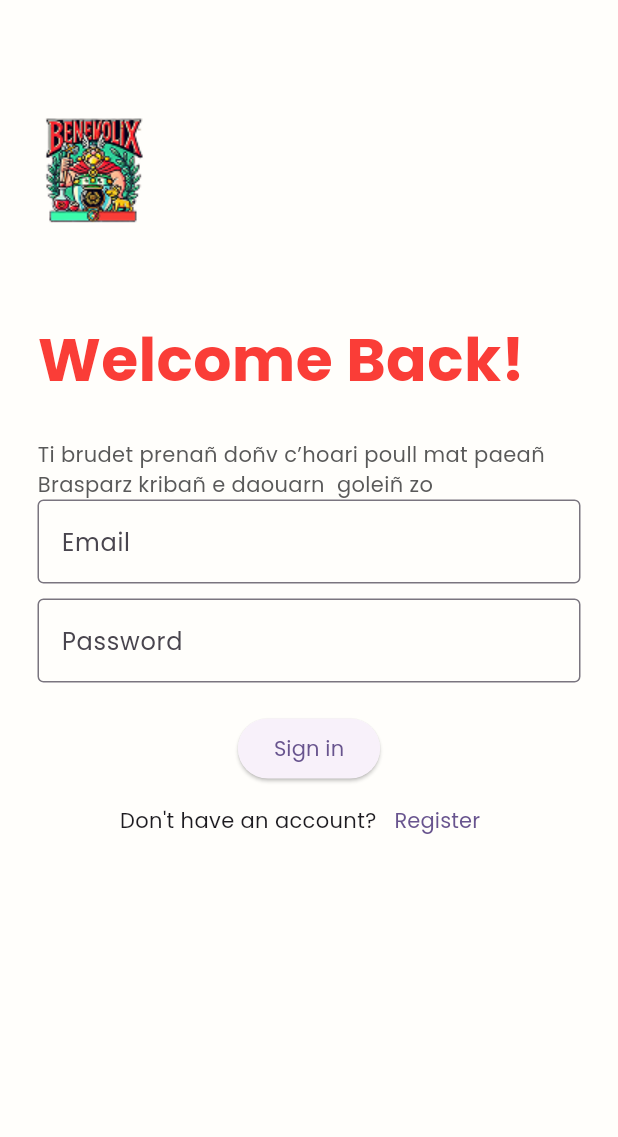
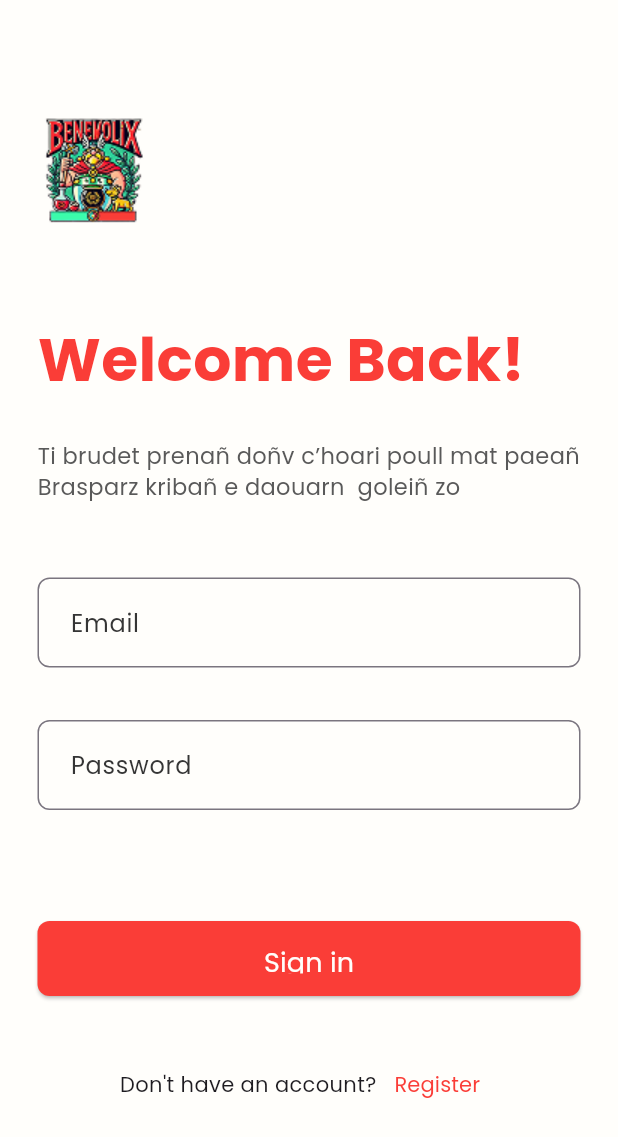
Before and after one commit to FuzMaxime/Benevolix_App, a Flutter app: the screen it shows after launch, on a phone screen of 412 x 824 dp. Shown: the top 1137 px of the screen. Run offline on Flutter 3.47's test engine with Material 3 defaults, Android fonts, the phone set to English and light mode, and no system bars; our stand-ins replace shared_preferences.

Commit message:
feat(front_login_register): finish login front

```diff
--- /dev/null
+++ b/benevolix_app/lib/constants/decoration.dart
@@ -0,0 +1,14 @@
+import 'package:benevolix_app/constants/color.dart';
+import 'package:flutter/material.dart';
+
+getInputDecoration(String text) {
+  return InputDecoration(
+      border: const OutlineInputBorder(
+          borderRadius: BorderRadius.all(Radius.circular(8.0))),
+      contentPadding: EdgeInsets.all(18.0),
+      labelStyle: TextStyle(
+          color: ColorConstant.darkGrey,
+          fontWeight: FontWeight.w500,
+          fontFamily: "Poppins"),
+      labelText: text);
+}
--- a/benevolix_app/lib/pages/login.dart
+++ b/benevolix_app/lib/pages/login.dart
@@ -1,5 +1,8 @@
+import 'package:benevolix_app/constants/color.dart';
+import 'package:benevolix_app/constants/decoration.dart';
 import 'package:benevolix_app/services/auth.dart';
 import 'package:benevolix_app/widgets/header_auth.dart';
+import 'package:benevolix_app/widgets/submit_button.dart';
 import 'package:flutter/material.dart';
 
 class LoginPage extends StatefulWidget {
@@ -44,39 +47,31 @@ class _LoginState extends State<LoginPage> {
         padding: const EdgeInsets.all(25.0),
         child: Center(
           child: Column(
+            spacing: 50.0,
             children: [
               HeaderAuth(title: "Welcome Back!"),
               Column(
+                spacing: 35.0,
                 children: [
                   TextField(
                     controller: emailController,
-                    decoration: InputDecoration(
-                      border: const OutlineInputBorder(),
-                      labelText: 'Email',
-                    ),
+                    decoration: getInputDecoration('Email'),
                   ),
-                  const SizedBox(height: 10),
                   TextField(
                     controller: passwordController,
                     obscureText: true,
-                    decoration: InputDecoration(
-                      border: const OutlineInputBorder(),
-                      labelText: 'Password',
-                    ),
+                    decoration: getInputDecoration('Password'),
                   ),
-                  const SizedBox(height: 10),
                   if (errorMessage != null)
                     Text(
                       errorMessage!,
-                      style: const TextStyle(color: Colors.red),
+                      style: TextStyle(color: ColorConstant.red),
                     ),
-                  const SizedBox(height: 10),
-                  ElevatedButton(
-                    onPressed: isLoading ? null : _handleLogin,
-                    child: isLoading
-                        ? const CircularProgressIndicator(color: Colors.white)
-                        : const Text('Sign in'),
-                  ),
+                  const SizedBox(height: 4),
+                  SubmitButton(
+                      text: 'Sign in',
+                      onPressed: _handleLogin,
+                      isLoading: isLoading),
                   Container(
                     alignment: Alignment.center,
                     child: Row(
@@ -87,7 +82,8 @@ class _LoginState extends State<LoginPage> {
                           onPressed: () {
                             Navigator.pushNamed(context, '/register');
                           },
-                          child: const Text("Register"),
+                          child: Text("Register",
+                              style: TextStyle(color: ColorConstant.red)),
                         ),
                       ],
                     ),
--- a/benevolix_app/lib/widgets/header_auth.dart
+++ b/benevolix_app/lib/widgets/header_auth.dart
@@ -33,7 +33,10 @@ class HeaderAuth extends StatelessWidget {
             Text(
               "Ti brudet prenañ doñv c’hoari poull mat paeañ Brasparz kribañ e daouarn  goleiñ zo",
               style: TextStyle(
-                  color: ColorConstant.grey, fontWeight: FontWeight.w400),
+                color: ColorConstant.grey,
+                fontWeight: FontWeight.w400,
+                fontSize: 15.0,
+              ),
             )
           ],
         ),
--- /dev/null
+++ b/benevolix_app/lib/widgets/submit_button.dart
@@ -0,0 +1,41 @@
+import 'package:benevolix_app/constants/color.dart';
+import 'package:flutter/material.dart';
+
+class SubmitButton extends StatefulWidget {
+  final String text;
+  final Function onPressed;
+  final bool isLoading;
+
+  const SubmitButton(
+      {super.key,
+      required this.text,
+      required this.onPressed,
+      required this.isLoading});
+
+  @override
+  State<StatefulWidget> createState() => _SubmitButtonState();
+}
+
+class _SubmitButtonState extends State<SubmitButton> {
+  @override
+  Widget build(BuildContext context) {
+    return ElevatedButton(
+      onPressed: () => widget.onPressed.call(),
+      style: ElevatedButton.styleFrom(
+        backgroundColor: ColorConstant.red,
+        fixedSize: Size(400, 50),
+        padding: const EdgeInsets.symmetric(horizontal: 0, vertical: 15),
+        shape: RoundedRectangleBorder(
+          borderRadius: BorderRadius.circular(8.0),
+        ),
+      ),
+      child: widget.isLoading
+          ? CircularProgressIndicator(color: ColorConstant.white)
+          : Text(widget.text,
+              style: TextStyle(
+                  fontSize: 18,
+                  color: ColorConstant.white,
+                  fontFamily: "Poppins")),
+    );
+  }
+}
```
